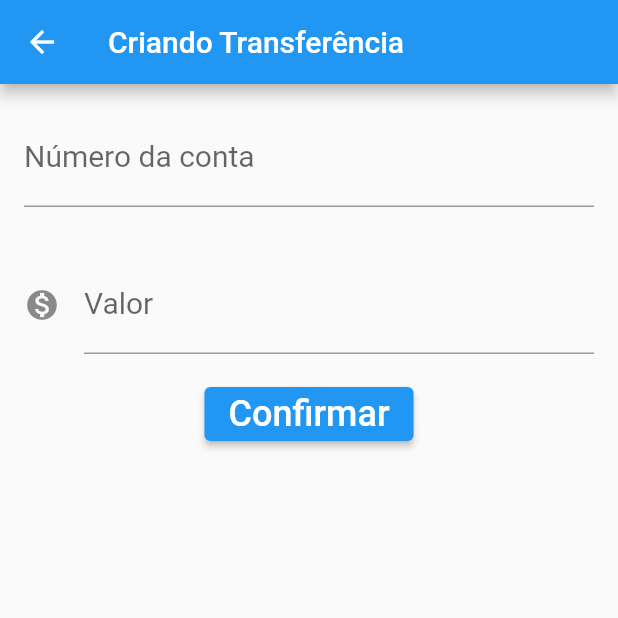
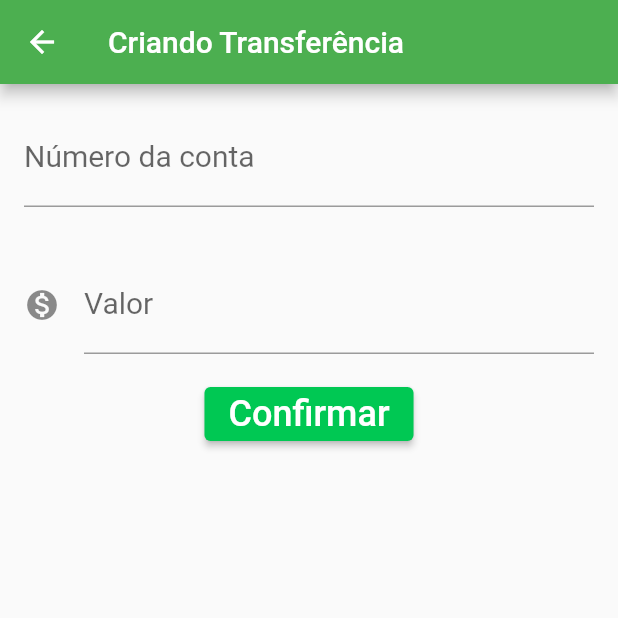
Before and after one commit to Gabriel1999ap/bytebank-flutter, a Flutter app: the screen it shows after launch, after a tap on the "add" icon, on a phone screen of 412 x 824 dp, the top half of it. Run offline on Flutter 3.47's test engine with Material 2 defaults, Android fonts, the light colour scheme and no system bars.

Commit message:
projeto final

```diff
--- a/lib/classes.dart
+++ /dev/null
@@ -1,169 +0,0 @@
-// ignore_for_file: prefer_const_constructors, use_key_in_widget_constructors, duplicate_ignore
-
-import 'dart:ffi';
-
-import 'package:flutter/material.dart';
-
-// ignore: use_key_in_widget_constructors
-
-class ListaTransferencias extends StatelessWidget {
-  final List<Transferencia> _transferencias = [];
-
-  @override
-  Widget build(BuildContext context) {
-    _transferencias.add(Transferencia(500, 2341));
-    // ignore: todo
-    // TODO: implement build
-
-    return Scaffold(
-      appBar: AppBar(
-        title: Text('Transferências'),
-      ),
-      body: ListView.builder(
-        itemCount: _transferencias.length,
-        itemBuilder: (context, indice) {
-          final Transferencia = _transferencias[indice];
-          return ItemTransferencias(Transferencia);
-        },
-      ),
-      floatingActionButton: FloatingActionButton(
-        onPressed: () {
-          final Future future =
-              Navigator.push(context, MaterialPageRoute(builder: (context) {
-            return FormularioTransferencia();
-          }));
-          future.then((TransferenciaRecebida) {
-            _transferencias.add(TransferenciaRecebida);
-          });
-        },
-        child: Icon(Icons.add),
-      ),
-    );
-  }
-}
-
-class ItemTransferencias extends StatelessWidget {
-  final Transferencia _transferencia;
-
-  const ItemTransferencias(this._transferencia);
-
-  @override
-  Widget build(BuildContext context) {
-    // ignore: todo
-    // TODO: implement build
-    return Card(
-        child: ListTile(
-      leading: Icon(Icons.monetization_on),
-      title: Text(_transferencia.valor.toString()),
-      subtitle: Text(_transferencia.numeroConta.toString()),
-    ));
-  }
-}
-
-class Transferencia {
-  final double valor;
-  final int numeroConta;
-
-  Transferencia(this.valor, this.numeroConta);
-
-  @override
-  String toString() {
-    // TODO: implement toString
-    return 'Transferencia{valor: $valor, numeroConta: $numeroConta';
-  }
-}
-
-//stl
-class FormularioTransferencia extends StatelessWidget {
-  final TextEditingController _controladorCampoNumeroConta =
-      TextEditingController();
-  final TextEditingController _controladorCampoValor = TextEditingController();
-
-  @override
-  Widget build(BuildContext context) {
-    return Scaffold(
-        appBar: AppBar(
-          title: Text('Criando Transferência'),
-        ),
-        body: Column(
-          // ignore: prefer_const_literals_to_create_immutables
-          children: [
-            Editor(
-              controlador: _controladorCampoNumeroConta,
-              dica: '0000',
-              rotulo: 'Número da conta',
-              icone: null,
-            ),
-            Editor(
-              controlador: _controladorCampoValor,
-              dica: '0.00',
-              rotulo: 'Valor',
-              icone: Icons.monetization_on,
-            ),
-            ElevatedButton(
-                onPressed: () => _criaTransferencia(_controladorCampoValor,
-                    _controladorCampoNumeroConta, context),
-                child: const Text(
-                  'Confirmar',
-                  style: TextStyle(fontSize: 24),
-                ))
-          ],
-        ));
-  }
-}
-
-//stless
-
-class BytebankApp extends StatelessWidget {
-  @override
-  Widget build(BuildContext context) {
-    return MaterialApp(
-      home: Scaffold(
-        body: ListaTransferencias(),
-      ),
-    );
-  }
-}
-
-class Editor extends StatelessWidget {
-  final TextEditingController controlador;
-  final String rotulo;
-  final String dica;
-  final IconData? icone;
-
-  const Editor(
-      {required this.controlador,
-      required this.rotulo,
-      required this.dica,
-      required this.icone});
-
-  @override
-  Widget build(BuildContext context) {
-    return Padding(
-      padding: const EdgeInsets.all(16.0),
-      child: TextField(
-        controller: controlador,
-        style: TextStyle(fontSize: 20.0),
-        decoration: InputDecoration(
-          icon: icone != null ? Icon(icone) : null,
-          labelText: rotulo,
-          hintText: dica,
-        ),
-        keyboardType: TextInputType.number,
-      ),
-    );
-  }
-}
-
-void _criaTransferencia(
-    _controladorCampoValor, _controladorCampoNumeroConta, context) {
-  final int? numeroConta = int.tryParse(_controladorCampoNumeroConta.text);
-  final double? valor = double.tryParse(_controladorCampoValor.text);
-
-  if (numeroConta != null && valor != null) {
-    final transferenciaCriada = Transferencia(valor, numeroConta);
-    debugPrint('Criando Transferencia');
-    debugPrint('$transferenciaCriada');
-    Navigator.pop(context, transferenciaCriada);
-  }
-}
--- /dev/null
+++ b/lib/components/editor.dart
@@ -0,0 +1,31 @@
+import 'package:flutter/material.dart';
+
+class Editor extends StatelessWidget {
+  final TextEditingController controlador;
+  final String rotulo;
+  final String dica;
+  final IconData? icone;
+
+  const Editor(
+      {required this.controlador,
+      required this.rotulo,
+      required this.dica,
+      required this.icone});
+
+  @override
+  Widget build(BuildContext context) {
+    return Padding(
+      padding: const EdgeInsets.all(16.0),
+      child: TextField(
+        controller: controlador,
+        style: TextStyle(fontSize: 20.0),
+        decoration: InputDecoration(
+          icon: icone != null ? Icon(icone) : null,
+          labelText: rotulo,
+          hintText: dica,
+        ),
+        keyboardType: TextInputType.number,
+      ),
+    );
+  }
+}
--- a/lib/main.dart
+++ b/lib/main.dart
@@ -1,6 +1,28 @@
 // ignore_for_file: prefer_const_constructors, prefer_const_literals_to_create_immutables
 
 import 'package:flutter/material.dart';
-import 'classes.dart';
+import 'screens/lista_transferencia.dart';
 
 void main() => runApp(BytebankApp());
+
+class BytebankApp extends StatelessWidget {
+  @override
+  Widget build(BuildContext context) {
+    return MaterialApp(
+      theme: ThemeData(
+          colorScheme: ColorScheme.fromSwatch(
+            primarySwatch: Colors.green,
+          ).copyWith(
+            secondary: Colors.blueAccent[700],
+          ),
+          elevatedButtonTheme: ElevatedButtonThemeData(
+              style: ElevatedButton.styleFrom(
+            primary: Colors.greenAccent[700],
+          )),
+          buttonTheme: ButtonThemeData(
+              buttonColor: Colors.greenAccent[700],
+              textTheme: ButtonTextTheme.primary)),
+      home: ListaTransferencias(),
+    );
+  }
+}
--- /dev/null
+++ b/lib/models/transferencia.dart
@@ -0,0 +1,12 @@
+class Transferencia {
+  final double valor;
+  final int numeroConta;
+
+  Transferencia(this.valor, this.numeroConta);
+
+  @override
+  String toString() {
+    // TODO: implement toString
+    return 'Transferencia{valor: $valor, numeroConta: $numeroConta';
+  }
+}
--- /dev/null
+++ b/lib/screens/formulario_transferencia.dart
@@ -0,0 +1,57 @@
+import 'package:flutter/material.dart';
+
+import '../components/editor.dart';
+import '../models/transferencia.dart';
+
+class FormularioTransferencia extends StatelessWidget {
+  final TextEditingController _controladorCampoNumeroConta =
+      TextEditingController();
+  final TextEditingController _controladorCampoValor = TextEditingController();
+
+  @override
+  Widget build(BuildContext context) {
+    return Scaffold(
+        appBar: AppBar(
+          title: Text('Criando Transferência'),
+        ),
+        body: SingleChildScrollView(
+          child: Column(
+            // ignore: prefer_const_literals_to_create_immutables
+            children: [
+              Editor(
+                controlador: _controladorCampoNumeroConta,
+                dica: '0000',
+                rotulo: 'Número da conta',
+                icone: null,
+              ),
+              Editor(
+                controlador: _controladorCampoValor,
+                dica: '0.00',
+                rotulo: 'Valor',
+                icone: Icons.monetization_on,
+              ),
+              ElevatedButton(
+                  onPressed: () => _criaTransferencia(_controladorCampoValor,
+                      _controladorCampoNumeroConta, context),
+                  child: const Text(
+                    'Confirmar',
+                    style: TextStyle(fontSize: 24),
+                  ))
+            ],
+          ),
+        ));
+  }
+}
+
+void _criaTransferencia(
+    _controladorCampoValor, _controladorCampoNumeroConta, context) {
+  final int? numeroConta = int.tryParse(_controladorCampoNumeroConta.text);
+  final double? valor = double.tryParse(_controladorCampoValor.text);
+
+  if (numeroConta != null && valor != null) {
+    final transferenciaCriada = Transferencia(valor, numeroConta);
+    debugPrint('Criando Transferencia');
+    debugPrint('$transferenciaCriada');
+    Navigator.pop(context, transferenciaCriada);
+  }
+}
--- /dev/null
+++ b/lib/screens/lista_transferencia.dart
@@ -0,0 +1,68 @@
+import 'package:flutter/material.dart';
+
+import '../models/transferencia.dart';
+import 'formulario_transferencia.dart';
+
+class ListaTransferencias extends StatefulWidget {
+  final List<Transferencia> _transferencias = [];
+
+  @override
+  ListaTransferenciasState createState() {
+    return ListaTransferenciasState();
+  }
+}
+
+class ListaTransferenciasState extends State<ListaTransferencias> {
+  @override
+  Widget build(BuildContext context) {
+    // ignore: todo
+    // TODO: implement build
+
+    return Scaffold(
+      appBar: AppBar(
+        title: Text('Transferências'),
+      ),
+      body: ListView.builder(
+        itemCount: widget._transferencias.length,
+        itemBuilder: (context, indice) {
+          final Transferencia = widget._transferencias[indice];
+          return ItemTransferencias(Transferencia);
+        },
+      ),
+      floatingActionButton: FloatingActionButton(
+        onPressed: () {
+          final Future future =
+              Navigator.push(context, MaterialPageRoute(builder: (context) {
+            return FormularioTransferencia();
+          }));
+          future.then((TransferenciaRecebida) {
+            if (TransferenciaRecebida != null) {
+              setState(() {
+                widget._transferencias.add(TransferenciaRecebida);
+              });
+            }
+          });
+        },
+        child: Icon(Icons.add),
+      ),
+    );
+  }
+}
+
+class ItemTransferencias extends StatelessWidget {
+  final Transferencia _transferencia;
+
+  const ItemTransferencias(this._transferencia);
+
+  @override
+  Widget build(BuildContext context) {
+    // ignore: todo
+    // TODO: implement build
+    return Card(
+        child: ListTile(
+      leading: Icon(Icons.monetization_on),
+      title: Text(_transferencia.valor.toString()),
+      subtitle: Text(_transferencia.numeroConta.toString()),
+    ));
+  }
+}
```
